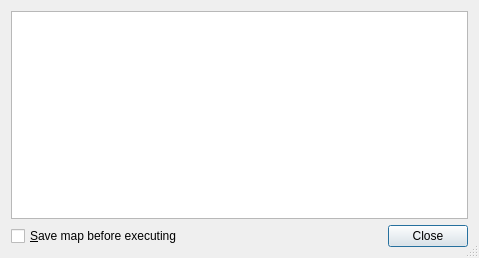
Old version of the form src/tiled/commanddialog.ui in the repository mapeditor/tiled.
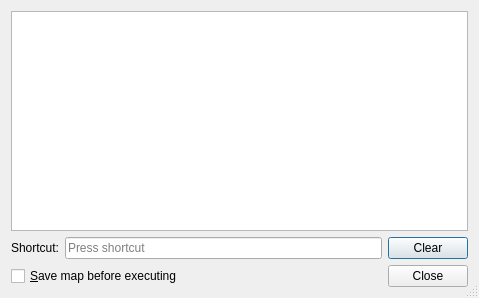
New version of the form. Custom widgets are drawn as their Qt base class.

Commit message:
Custom shortcuts for commands (#1482)
Fixes #1456

```diff
--- a/src/tiled/commanddialog.ui
+++ b/src/tiled/commanddialog.ui
@@ -7,7 +7,7 @@
     <x>0</x>
     <y>0</y>
     <width>479</width>
-    <height>258</height>
+    <height>298</height>
    </rect>
   </property>
   <property name="windowTitle">
@@ -33,6 +33,37 @@
      </property>
     </widget>
    </item>
+   <item>
+    <layout class="QHBoxLayout" name="horizontalLayout_2">
+     <property name="spacing">
+      <number>6</number>
+     </property>
+     <item>
+      <widget class="QLabel" name="label">
+       <property name="text">
+        <string>Shortcut:</string>
+       </property>
+      </widget>
+     </item>
+     <item>
+      <widget class="QKeySequenceEdit" name="keySequenceEdit">
+       <property name="sizePolicy">
+        <sizepolicy hsizetype="MinimumExpanding" vsizetype="Fixed">
+         <horstretch>0</horstretch>
+         <verstretch>0</verstretch>
+        </sizepolicy>
+       </property>
+      </widget>
+     </item>
+     <item>
+      <widget class="QPushButton" name="clearButton">
+       <property name="text">
+        <string>Clear</string>
+       </property>
+      </widget>
+     </item>
+    </layout>
+   </item>
    <item>
     <layout class="QHBoxLayout" name="horizontalLayout">
      <property name="spacing">
```
Left out of the diff: 20 changed lines with no effect on the pictures. The commit also changes 7 other files.
